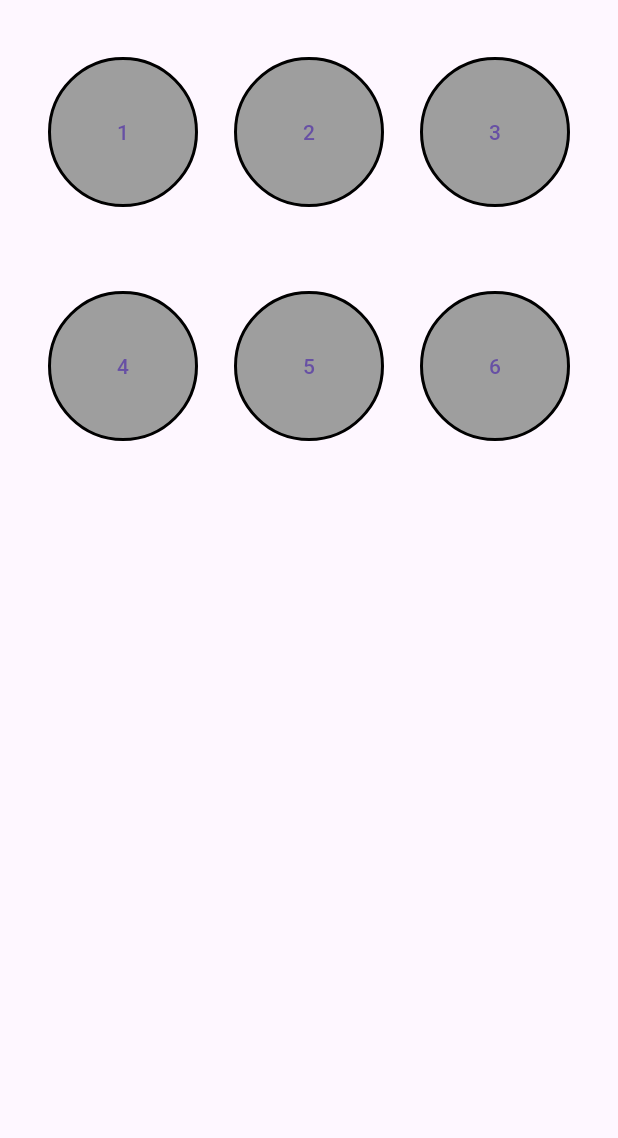
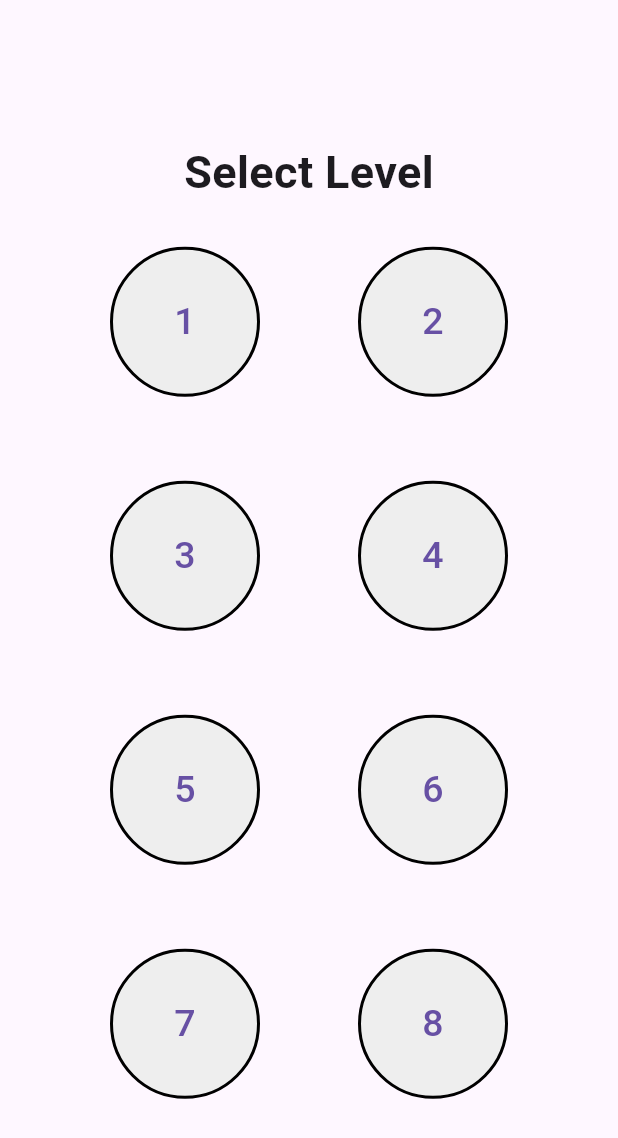
Before and after one commit to himal-13/quizgyan, a Flutter app: the PlayQuizPage screen opened directly, on a phone screen of 412 x 824 dp. Shown: the top 1138 px of the screen. Run offline on Flutter 3.47's test engine with Material 3 defaults, Android fonts, the phone set to English and light mode, and no system bars.

Commit message:
ui fixed overflow and more

```diff
--- a/quizgyan/lib/components/level_button.dart
+++ b/quizgyan/lib/components/level_button.dart
@@ -14,7 +14,7 @@ class LevelButton extends StatelessWidget {
         width: 100,
         height: 100,
         decoration: BoxDecoration(
-          color: Colors.grey,
+          color: Colors.grey[200],
           borderRadius: BorderRadius.circular(50),
           border: Border.all(
             color: Colors.black,
@@ -22,7 +22,7 @@ class LevelButton extends StatelessWidget {
           )
 
         ),
-        child: Center(child: Text(level)),
+        child: Center(child: Text(level, style: TextStyle(fontSize: 25),)),
 
       ),
     );
--- a/quizgyan/lib/pages/play_quiz_page.dart
+++ b/quizgyan/lib/pages/play_quiz_page.dart
@@ -34,7 +34,16 @@ class _PlayQuizPageState extends State<PlayQuizPage> {
         padding: const EdgeInsets.all(20.0),
         margin: const EdgeInsets.only(top: 10.0),
         child: Column(
+          mainAxisAlignment: MainAxisAlignment.center,
           children: [
+            Text(
+              "Select Level",
+              style: TextStyle(
+                fontSize: 30.0,
+                fontWeight: FontWeight.bold,
+              ),
+            ),
+            const SizedBox(height: 20.0),
 
             Row(
               mainAxisAlignment: MainAxisAlignment.spaceEvenly,
@@ -45,8 +54,20 @@ class _PlayQuizPageState extends State<PlayQuizPage> {
                 LevelButton(level: '2', onTap: (){
                   getLevel(2);
                 },),
+
+
+
+              ],
+            ),
+            const SizedBox(height: 40.0),
+            Row(
+              mainAxisAlignment: MainAxisAlignment.spaceEvenly,
+              children: [
                 LevelButton(level: '3', onTap: () {
                   getLevel(3);
+                },),
+                LevelButton(level: '4', onTap: () {
+                  getLevel(4);
                 },),
 
 
@@ -56,9 +77,6 @@ class _PlayQuizPageState extends State<PlayQuizPage> {
             Row(
               mainAxisAlignment: MainAxisAlignment.spaceEvenly,
               children: [
-                LevelButton(level: '4', onTap: () {
-                  getLevel(4);
-                },),
                 LevelButton(level: '5', onTap: () {
                   getLevel(5);
                 },),
@@ -66,8 +84,23 @@ class _PlayQuizPageState extends State<PlayQuizPage> {
                   getLevel(6);
                 },),
 
+
               ],
-            )
+            ),
+            const SizedBox(height: 40.0),
+            Row(
+              mainAxisAlignment: MainAxisAlignment.spaceEvenly,
+              children: [
+                LevelButton(level: '7', onTap: () {
+                  getLevel(7);
+                },),
+                LevelButton(level: '8', onTap: () {
+                  getLevel(8);
+                },),
+
+
+              ],
+            ),
           ],
 
         ),
```
